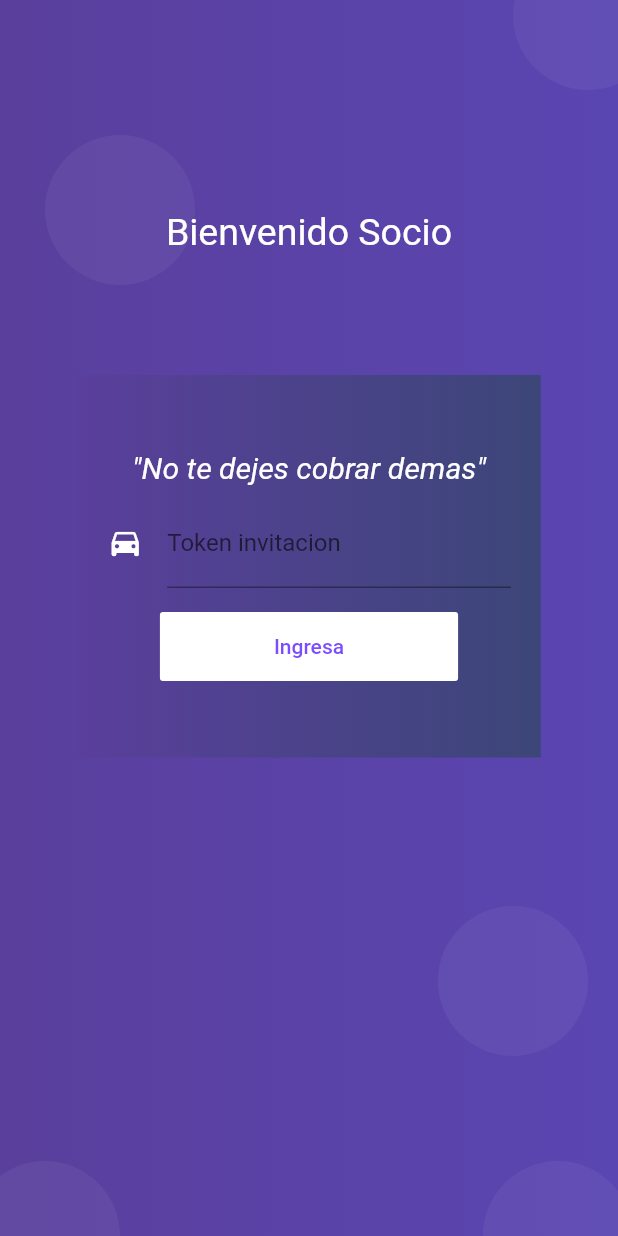
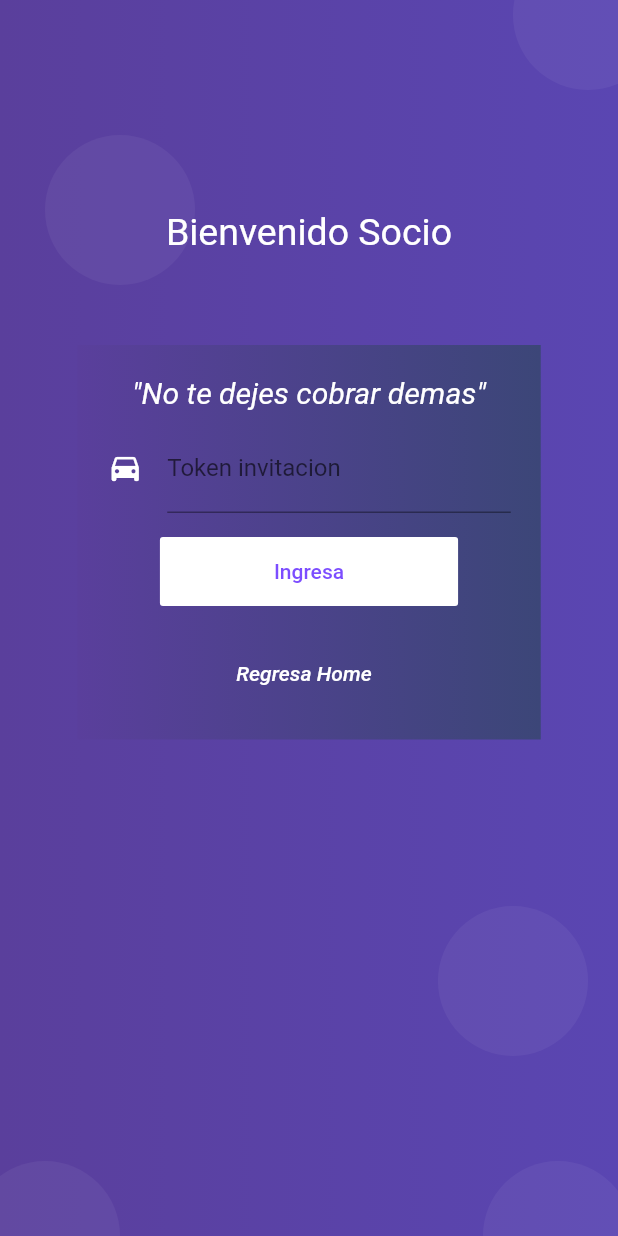
Before and after one commit to martin281992/tesis, a Flutter app: the LoginSocios screen opened directly, on a phone screen of 412 x 824 dp. Run offline on Flutter 3.47's test engine with Material 2 defaults, Android fonts, the phone set to English and light mode, and no system bars; our stand-ins replace rxdart, shared_preferences, sqflite; accounts and stored records are empty; statements that could not run were skipped.

Commit message:
add button back login

```diff
--- a/lib/main.dart
+++ b/lib/main.dart
@@ -1,4 +1,5 @@
-
+import 'package:apptagit/src/pages/agregar_coordenada.dart';
+import 'package:apptagit/src/pages/login_page_socio.dart';
 import 'package:flutter/material.dart';
 
 import 'package:apptagit/src/bloc/provider.dart';
@@ -32,7 +33,7 @@ class MyApp extends StatelessWidget {
       child: MaterialApp(
         debugShowCheckedModeBanner: false,
         title: 'Material App',
-        initialRoute: 'homealternative',
+        initialRoute: 'login',
         routes: {
           'login': (BuildContext context) => LoginPage(),
           'register': (BuildContext context) => RegisterPage(),
@@ -43,10 +44,11 @@ class MyApp extends StatelessWidget {
           'home': (BuildContext context) => HomePageTagit(),
           'addcar': (BuildContext context) => AgregarAutos(),
           'addsocio': (BuildContext context) => AgregarSocios(),
+          'admin': (BuildContext context) => AgregarCoordenada(),
+          'login_socios': (BuildContext context) => LoginSocios(),
         },
         theme: ThemeData(
           primaryColor: Colors.deepPurple,
-
         ),
       ),
     );
--- a/lib/src/pages/login_page_socio.dart
+++ b/lib/src/pages/login_page_socio.dart
@@ -1,15 +1,33 @@
+import 'package:apptagit/src/pages/login_page.dart';
 import 'package:flutter/material.dart';
 
 class LoginSocios extends StatelessWidget {
   @override
   Widget build(BuildContext context) {
     return Scaffold(
+        backgroundColor: Color(0xFF21BFBD),
         body: Stack(
-      children: <Widget>[
-        _crearFondo(context),
-        _loginSocio(context),
-      ],
-    ));
+          children: <Widget>[
+            _crearFondo(context),
+            _loginSocio(context),
+          ],
+        ));
+  }
+
+  Widget _buttonBack(BuildContext context) {
+    return Container(
+      child: Padding(
+        padding: EdgeInsets.only(top: 20.0, left: 90.0),
+        child: Row(
+          children: <Widget>[
+            FlatButton(
+              child: Text('Regresa Home', style: TextStyle(color: Colors.white, fontStyle: FontStyle.italic,),),
+              onPressed: () => Navigator.pushNamed(context, 'login'),
+            )
+          ],
+        ),
+      ),
+    );
   }
 
   Widget _loginSocio(BuildContext context) {
@@ -19,12 +37,12 @@ class LoginSocios extends StatelessWidget {
       children: <Widget>[
         SafeArea(
           child: Container(
-            height: 250.0,
+            height: 230.0,
           ),
         ),
         Container(
             width: size.width * 0.75,
-            padding: EdgeInsets.symmetric(vertical: 50.0),
+            padding: EdgeInsets.symmetric(vertical:20.0),
             decoration: BoxDecoration(
               gradient: LinearGradient(
                 colors: <Color>[
@@ -46,6 +64,7 @@ class LoginSocios extends StatelessWidget {
                 _tokenSocio(),
                 SizedBox(height: 15.0, width: double.infinity),
                 _botonIngreso(),
+                _buttonBack(context),
               ],
             )),
       ],
```
Also changed, not shown: 1 other file.
